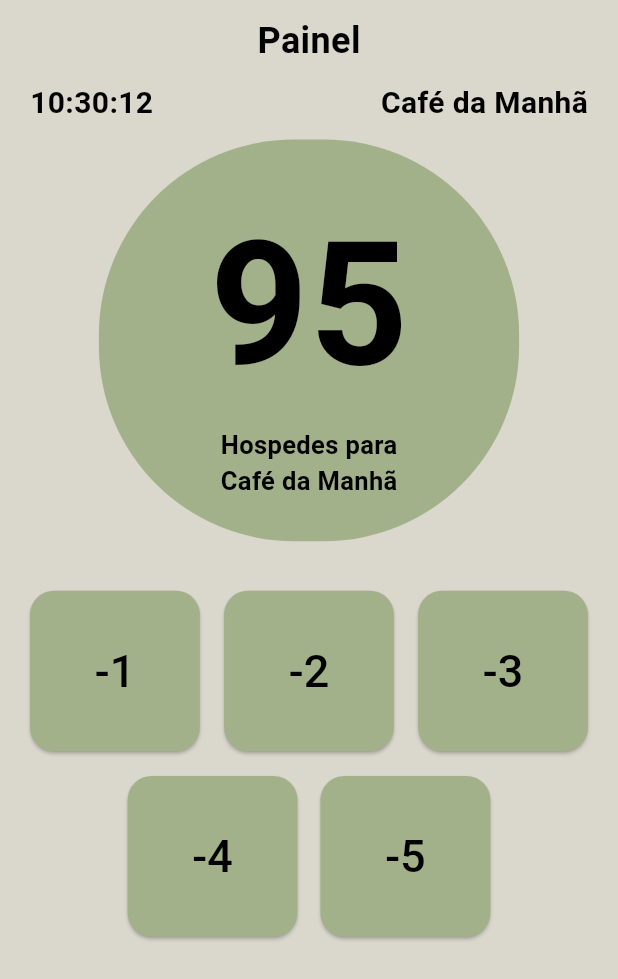
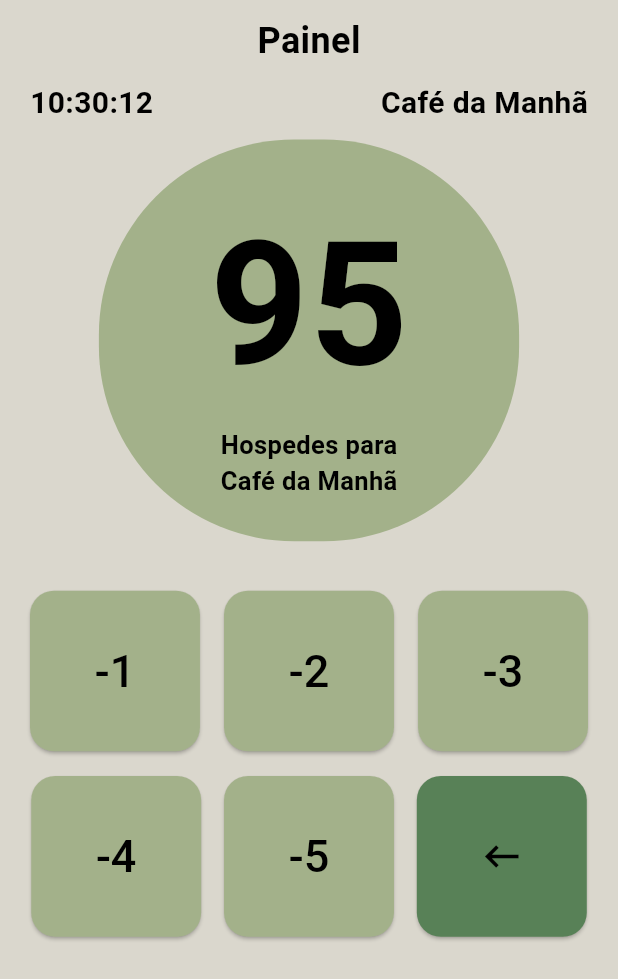
Before and after one commit to PietroBlackDev/Muzy-Sustentabilidade, a Flutter app: the MyHomePage screen opened directly, after a tap on "-1", on a phone screen of 412 x 824 dp. Shown: the top 979 px of the screen. Run offline on Flutter 3.47's test engine with Material 3 defaults, Android fonts, the phone set to English and light mode, and no system bars.

Commit message:
correções
Correções na navegação do aplicativo, inserção de nova cor no tema e inserção de novo botão.

```diff
--- a/lib/pages/my_home_page.dart
+++ b/lib/pages/my_home_page.dart
@@ -3,6 +3,7 @@ import 'package:flutter/material.dart';
 import 'package:intl/intl.dart';
 
 int valorHospedes = 96;
+int ultimaInsercao = 0;
 
 class MyHomePage extends StatefulWidget {
   @override
@@ -27,9 +28,9 @@ class _MyHomePageState extends State<MyHomePage> {
   }
 
   void contador() {
-      setState(() {
-        horario = DateFormat.Hms().format(DateTime.now()).toString();
-      });
+    setState(() {
+      horario = DateFormat.Hms().format(DateTime.now()).toString();
+    });
   }
 
   void tipoRefeicao() {
@@ -203,6 +204,7 @@ class _MyHomePageState extends State<MyHomePage> {
                           ),
                           onPressed: () {
                             valorHospedes = valorHospedes - 1;
+                            ultimaInsercao = 1;
                             setState(() {});
                           },
                           child: Text(
@@ -231,6 +233,7 @@ class _MyHomePageState extends State<MyHomePage> {
                           ),
                           onPressed: () {
                             valorHospedes = valorHospedes - 2;
+                            ultimaInsercao = 2;
                             setState(() {});
                           },
                           child: Text(
@@ -259,6 +262,7 @@ class _MyHomePageState extends State<MyHomePage> {
                           ),
                           onPressed: () {
                             valorHospedes = valorHospedes - 3;
+                            ultimaInsercao = 3;
                             setState(() {});
                           },
                           child: Text(
@@ -296,6 +300,7 @@ class _MyHomePageState extends State<MyHomePage> {
                         ),
                         onPressed: () {
                           valorHospedes = valorHospedes - 4;
+                          ultimaInsercao = 4;
                           setState(() {});
                         },
                         child: Text(
@@ -326,6 +331,7 @@ class _MyHomePageState extends State<MyHomePage> {
                         ),
                         onPressed: () {
                           valorHospedes = valorHospedes - 5;
+                          ultimaInsercao = 5;
                           setState(() {});
                         },
                         child: Text(
@@ -335,6 +341,33 @@ class _MyHomePageState extends State<MyHomePage> {
                             fontSize: 30,
                             fontWeight: FontWeight.w500,
                           ),
+                        ),
+                      ),
+                    ),
+
+                    SizedBox(width: MediaQuery.of(context).size.width * 0.037),
+                    Container(
+                      width: MediaQuery.of(context).size.width * 0.275,
+                      height: MediaQuery.of(context).size.height * 0.13,
+                      decoration: BoxDecoration(
+                        borderRadius: BorderRadius.circular(0),
+                      ),
+                      child: ElevatedButton(
+                        style: ElevatedButton.styleFrom(
+                          backgroundColor:
+                              Theme.of(context).colorScheme.tertiary,
+                          shape: RoundedRectangleBorder(
+                            borderRadius: BorderRadius.circular(16),
+                          ),
+                        ),
+                        onPressed: () {
+                          valorHospedes = valorHospedes + ultimaInsercao;
+                          setState(() {});
+                        },
+                        child: Icon(
+                          Icons.keyboard_backspace_outlined,
+                          color: const Color.fromARGB(255, 0, 0, 0),
+                          size: 30,
                         ),
                       ),
                     ),
--- a/lib/pages/my_screen_page.dart
+++ b/lib/pages/my_screen_page.dart
@@ -10,7 +10,7 @@ class HomeScreen extends StatefulWidget {
 
 class _HomeScreenState extends State<HomeScreen> {
   int _indiceAtual = 0;
-  final List<Widget> _telas = [MyFormsPage(),MyHomePage(), MyStatisticPage()];
+  final List<Widget> _telas = [MyHomePage(), MyFormsPage(), MyStatisticPage()];
 
   @override
   Widget build(BuildContext context) {
@@ -39,14 +39,14 @@ class _HomeScreenState extends State<HomeScreen> {
           items: [
             BottomNavigationBarItem(
               icon: Icon(
-                Icons.bar_chart_rounded,
+                Icons.home_filled,
                 color: Theme.of(context).colorScheme.surface,
               ),
               label: "",
             ),
             BottomNavigationBarItem(
               icon: Icon(
-                Icons.home_filled,
+                Icons.bar_chart_rounded,
                 color: Theme.of(context).colorScheme.surface,
               ),
               label: "",
--- a/lib/themes/my_theme.dart
+++ b/lib/themes/my_theme.dart
@@ -5,5 +5,6 @@ ThemeData myTheme = ThemeData(
     primary: Color.fromARGB(255, 52, 78, 65),
     surface: Color.fromARGB(255, 218, 215, 205),
     secondary: Color.fromARGB(255, 163, 177, 138),
+    tertiary: Color.fromARGB(255, 88, 129, 87),
   ),
 );
```
